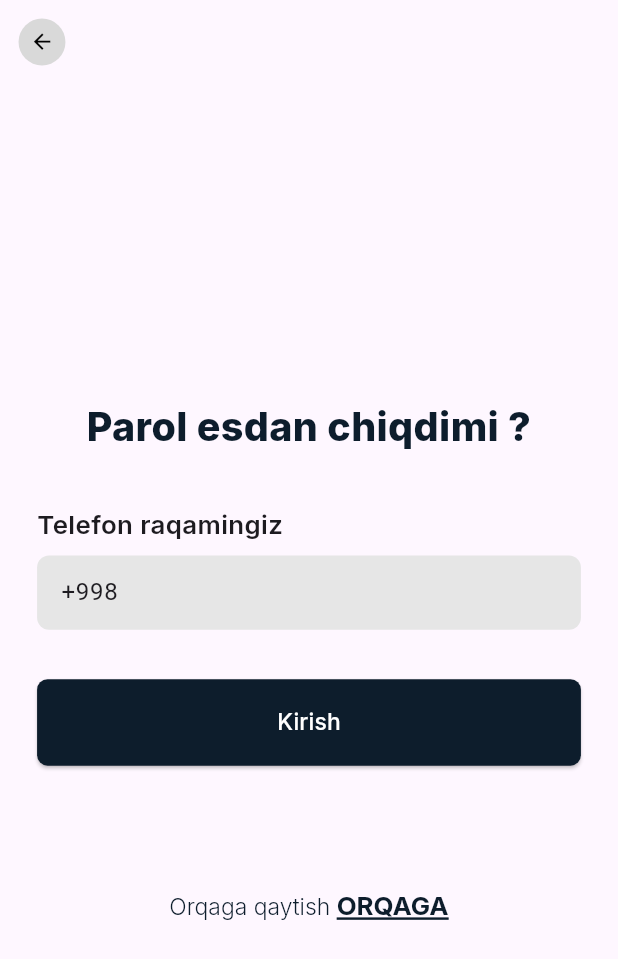
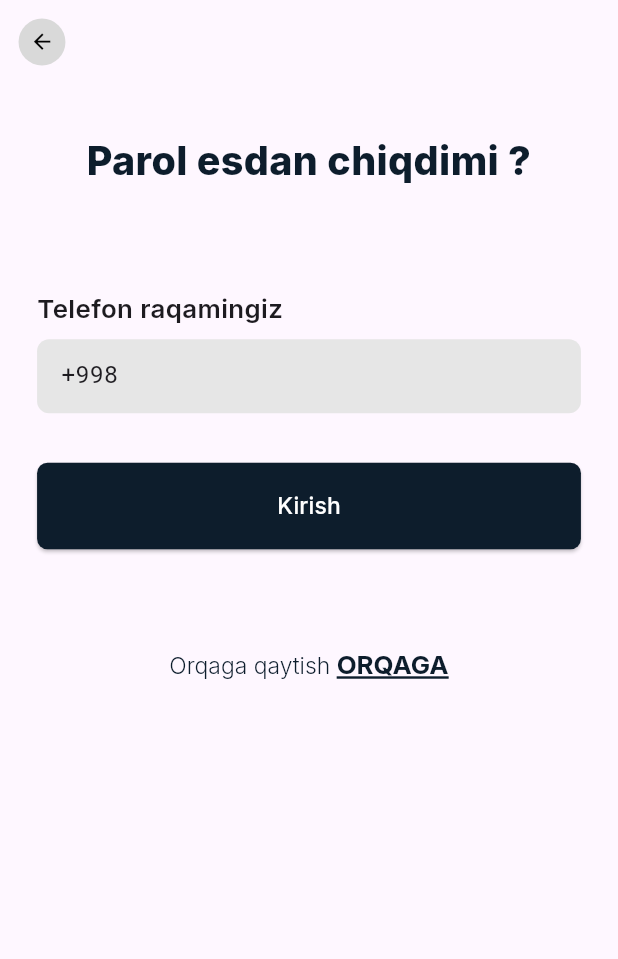
Before and after one commit to OtabekNuriddinov/ish_topdim, a Flutter app: the ForgotPasswordScreen screen opened by its route, on a phone screen of 412 x 824 dp. Shown: the top 959 px of the screen. Run offline on Flutter 3.47's test engine with Material 3 defaults, Android fonts, the phone set to English and light mode, and no system bars; our stand-ins replace flutter_svg, go_router, google_fonts, sizer; network calls fail.

```diff
--- a/lib/features/forgot_pass/presentation/forgot_password_screen.dart
+++ b/lib/features/forgot_pass/presentation/forgot_password_screen.dart
@@ -37,9 +37,8 @@ class _ForgotPasswordScreenState extends State<ForgotPasswordScreen> {
             }
         )
       ),
-      body: Center(
-        child: Padding(
-          padding: EdgeInsets.symmetric(vertical: 2.h, horizontal: 6.w),
+      body: Padding(
+          padding: EdgeInsets.symmetric(vertical: 4.h, horizontal: 6.w),
           child: Form(
             key: _key,
             child: SingleChildScrollView(
@@ -59,7 +58,7 @@ class _ForgotPasswordScreenState extends State<ForgotPasswordScreen> {
                       ),
                     ),
                   ),
-                  SizedBox(height: 4.h),
+                  SizedBox(height: 8.h),
                   Text(
                     "Telefon raqamingiz",
                     style: GoogleFonts.inter(
@@ -81,7 +80,7 @@ class _ForgotPasswordScreenState extends State<ForgotPasswordScreen> {
                         context.go("/onboarding/oneStep/entering/forgotPass/otp");
                     },
                   ),
-                  SizedBox(height: 10.h),
+                  SizedBox(height: 8.h),
                   Align(
                     alignment: Alignment.center,
                     child: MyRichText(
@@ -97,7 +96,7 @@ class _ForgotPasswordScreenState extends State<ForgotPasswordScreen> {
             ),
           ),
         ),
-      ),
+
     );
   }
 }
```
Also changed, not shown: lib/features/entering_profile/presentation/entering_profile_screen.dart (+4 -5 lines), lib/features/registration/presentation/registration_screen.dart (+4 -5 lines).
